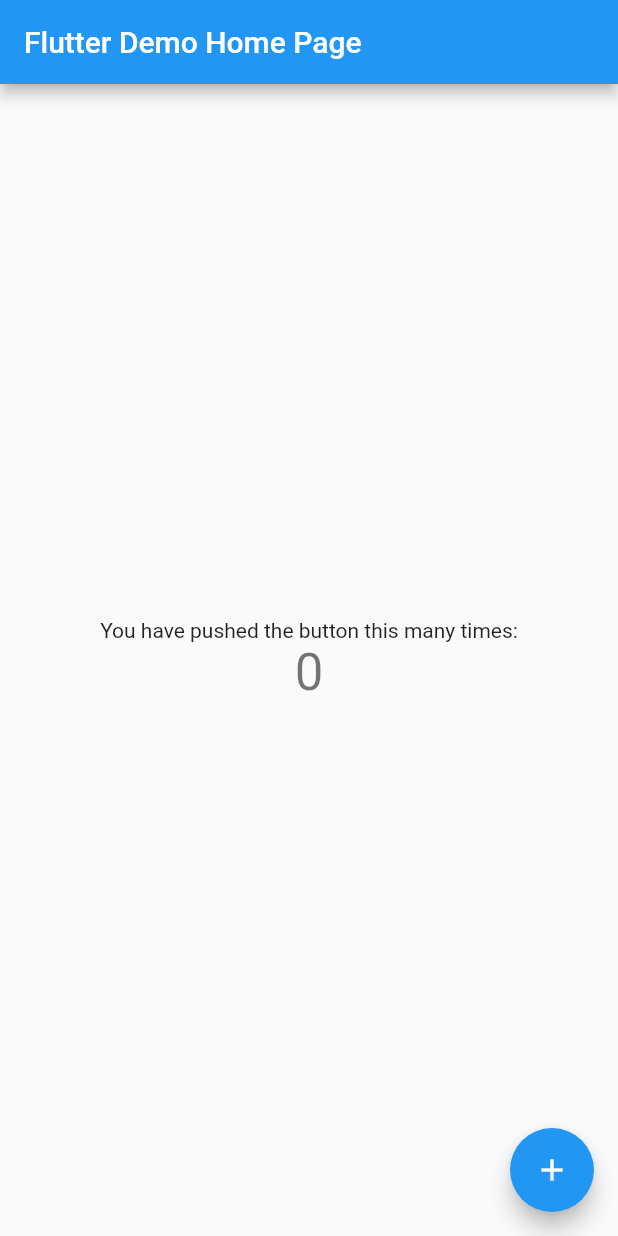
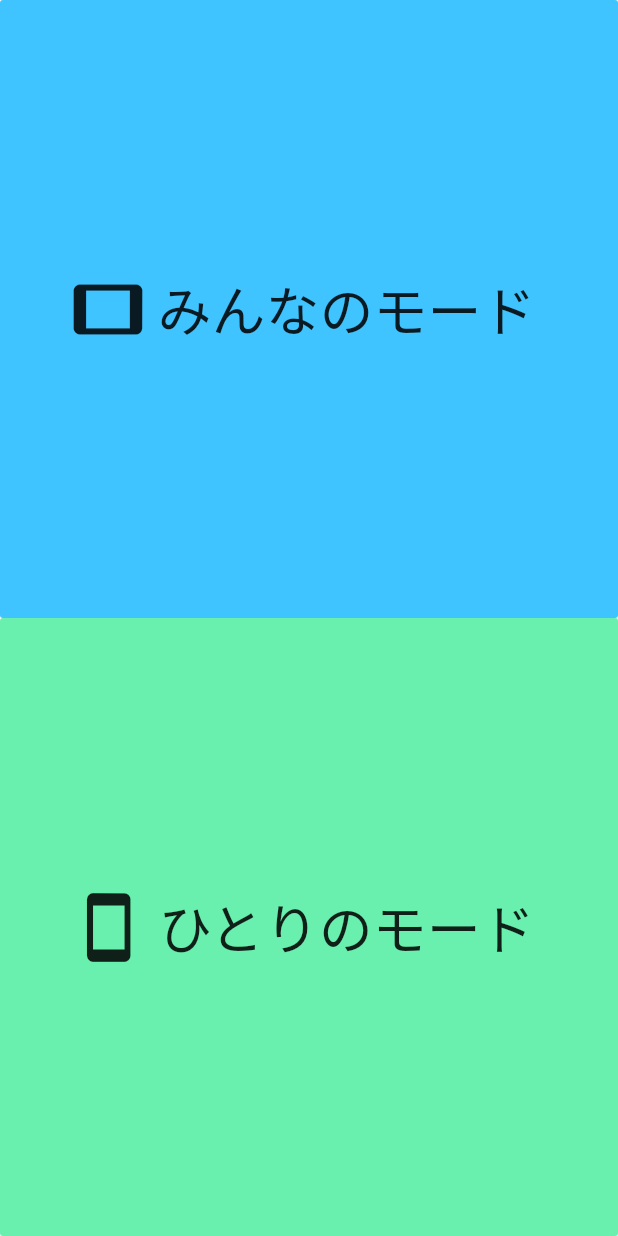
Before and after one commit to charakuri-8/works, a Flutter app: the screen it shows after launch, on a phone screen of 412 x 824 dp. Run offline on Flutter 3.47's test engine with Material 2 defaults, Android fonts, the phone set to English and light mode, and no system bars; Roboto replaces fonts that are missing (MPLUSRounded1c).

```diff
--- /dev/null
+++ b/lib/choice_page.dart
@@ -0,0 +1,71 @@
+import 'package:flutter/material.dart';
+import 'package:works/multi/home_page.dart';
+
+class ChoicePage extends StatelessWidget {
+  @override
+  Widget build(BuildContext context) {
+    return Scaffold(
+      body: Column(
+        crossAxisAlignment: CrossAxisAlignment.stretch,
+        children: <Widget>[
+          Expanded(
+            child: FlatButton(
+              onPressed: () {
+                Navigator.pushReplacement(
+                  context,
+                  MaterialPageRoute(
+                    builder: (context) => MultiHomePage(),
+                    fullscreenDialog: true,
+                  ),
+                );
+              },
+              color: Colors.lightBlueAccent,
+              child: Row(
+                mainAxisAlignment: MainAxisAlignment.center,
+                children: <Widget>[
+                  Icon(
+                    Icons.tablet,
+                    size: 50,
+                  ),
+                  Container(
+                    padding: const EdgeInsets.all(8.0),
+                    child: Text(
+                      'みんなのモード',
+                      style: TextStyle(
+                        fontSize: 36.0,
+                      ),
+                    ),
+                  ),
+                ],
+              ),
+            ),
+          ),
+          Expanded(
+            child: FlatButton(
+              onPressed: () {},
+              color: Colors.greenAccent,
+              child: Row(
+                mainAxisAlignment: MainAxisAlignment.center,
+                children: <Widget>[
+                  Icon(
+                    Icons.smartphone,
+                    size: 50,
+                  ),
+                  Container(
+                    padding: const EdgeInsets.all(8.0),
+                    child: Text(
+                      'ひとりのモード',
+                      style: TextStyle(
+                        fontSize: 36.0,
+                      ),
+                    ),
+                  ),
+                ],
+              ),
+            ),
+          ),
+        ],
+      ),
+    );
+  }
+}
--- a/lib/main.dart
+++ b/lib/main.dart
@@ -1,117 +1,21 @@
 import 'package:flutter/material.dart';
+import 'package:flutter/rendering.dart';
+import 'package:works/choice_page.dart';
 
 void main() {
+  debugPaintSizeEnabled = true;
   runApp(MyApp());
 }
 
 class MyApp extends StatelessWidget {
-  // This widget is the root of your application.
   @override
   Widget build(BuildContext context) {
     return MaterialApp(
-      title: 'Flutter Demo',
+      title: 'WORKS',
       theme: ThemeData(
-        // This is the theme of your application.
-        //
-        // Try running your application with "flutter run". You'll see the
-        // application has a blue toolbar. Then, without quitting the app, try
-        // changing the primarySwatch below to Colors.green and then invoke
-        // "hot reload" (press "r" in the console where you ran "flutter run",
-        // or simply save your changes to "hot reload" in a Flutter IDE).
-        // Notice that the counter didn't reset back to zero; the application
-        // is not restarted.
-        primarySwatch: Colors.blue,
-        // This makes the visual density adapt to the platform that you run
-        // the app on. For desktop platforms, the controls will be smaller and
-        // closer together (more dense) than on mobile platforms.
-        visualDensity: VisualDensity.adaptivePlatformDensity,
+        fontFamily: 'MPLUSRounded1c',
       ),
-      home: MyHomePage(title: 'Flutter Demo Home Page'),
+      home: ChoicePage(),
     );
   }
 }
-
-class MyHomePage extends StatefulWidget {
-  MyHomePage({Key key, this.title}) : super(key: key);
-
-  // This widget is the home page of your application. It is stateful, meaning
-  // that it has a State object (defined below) that contains fields that affect
-  // how it looks.
-
-  // This class is the configuration for the state. It holds the values (in this
-  // case the title) provided by the parent (in this case the App widget) and
-  // used by the build method of the State. Fields in a Widget subclass are
-  // always marked "final".
-
-  final String title;
-
-  @override
-  _MyHomePageState createState() => _MyHomePageState();
-}
-
-class _MyHomePageState extends State<MyHomePage> {
-  int _counter = 0;
-
-  void _incrementCounter() {
-    setState(() {
-      // This call to setState tells the Flutter framework that something has
-      // changed in this State, which causes it to rerun the build method below
-      // so that the display can reflect the updated values. If we changed
-      // _counter without calling setState(), then the build method would not be
-      // called again, and so nothing would appear to happen.
-      _counter++;
-    });
-  }
-
-  @override
-  Widget build(BuildContext context) {
-    // This method is rerun every time setState is called, for instance as done
-    // by the _incrementCounter method above.
-    //
-    // The Flutter framework has been optimized to make rerunning build methods
-    // fast, so that you can just rebuild anything that needs updating rather
-    // than having to individually change instances of widgets.
-    return Scaffold(
-      appBar: AppBar(
-        // Here we take the value from the MyHomePage object that was created by
-        // the App.build method, and use it to set our appbar title.
-        title: Text(widget.title),
-      ),
-      body: Center(
-        // Center is a layout widget. It takes a single child and positions it
-        // in the middle of the parent.
-        child: Column(
-          // Column is also a layout widget. It takes a list of children and
-          // arranges them vertically. By default, it sizes itself to fit its
-          // children horizontally, and tries to be as tall as its parent.
-          //
-          // Invoke "debug painting" (press "p" in the console, choose the
-          // "Toggle Debug Paint" action from the Flutter Inspector in Android
-          // Studio, or the "Toggle Debug Paint" command in Visual Studio Code)
-          // to see the wireframe for each widget.
-          //
-          // Column has various properties to control how it sizes itself and
-          // how it positions its children. Here we use mainAxisAlignment to
-          // center the children vertically; the main axis here is the vertical
-          // axis because Columns are vertical (the cross axis would be
-          // horizontal).
-          mainAxisAlignment: MainAxisAlignment.center,
-          children: <Widget>[
-            Text(
-              'You have pushed the button this many times:',
-            ),
-            Text(
-              '$_counter',
-              style: Theme.of(context).textTheme.headline4,
-            ),
-          ],
-        ),
-      ),
-      floatingActionButton: FloatingActionButton(
-        onPressed: _incrementCounter,
-        tooltip: 'Increment',
-        child: Icon(Icons.add),
-      ), // This trailing comma makes auto-formatting nicer for build methods.
-    );
-  }
-}
--- a/pubspec.yaml
+++ b/pubspec.yaml
@@ -28,6 +28,7 @@ dependencies:
   # The following adds the Cupertino Icons font to your application.
   # Use with the CupertinoIcons class for iOS style icons.
   cupertino_icons: ^1.0.0
+  intl: ^0.16.1
 
 dev_dependencies:
   flutter_test:
@@ -74,3 +75,7 @@ flutter:
   #
   # For details regarding fonts from package dependencies,
   # see https://flutter.dev/custom-fonts/#from-packages
+  fonts:
+    - family: MPLUSRounded1c
+      fonts:
+        - asset: assets/fonts/MPLUSRounded1c-Regular.ttf
```
Also changed, not shown: lib/multi/account_page.dart (added, +25 -0 lines), lib/multi/clock_model.dart (added, +67 -0 lines), lib/multi/home_page.dart (added, +361 -0 lines), lib/multi/history_model.dart (added), lib/multi/keypad_model.dart (added), pubspec.lock, 9 other files.
